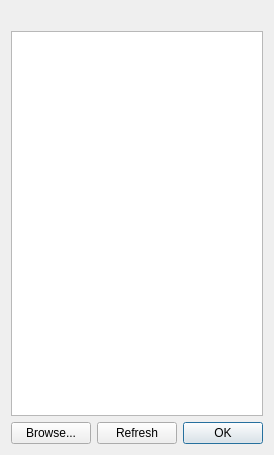
First picture: the form in custom/mira/src/cascade/ui/browsedlg.ui, repository mlz-ictrl/nicos, before the edit.
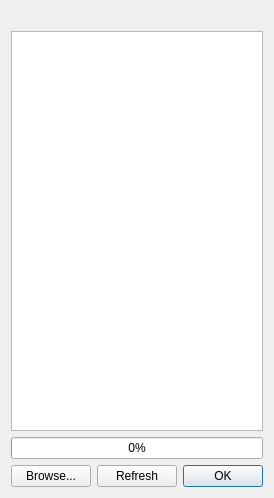
Second picture: the form after the edit.

Commit message: cascade viewer: ...and a progress bar

What changed in the file:
```diff
--- a/custom/mira/src/cascade/ui/browsedlg.ui
+++ b/custom/mira/src/cascade/ui/browsedlg.ui
@@ -7,7 +7,7 @@
     <x>0</x>
     <y>0</y>
     <width>219</width>
-    <height>455</height>
+    <height>498</height>
    </rect>
   </property>
   <property name="windowTitle">
@@ -24,7 +24,7 @@
    <item row="1" column="0" colspan="3">
     <widget class="QListWidget" name="listFiles"/>
    </item>
-   <item row="2" column="0">
+   <item row="3" column="0">
     <widget class="QPushButton" name="btnBrowse">
      <property name="sizePolicy">
       <sizepolicy hsizetype="Minimum" vsizetype="Preferred">
@@ -37,7 +37,7 @@
      </property>
     </widget>
    </item>
-   <item row="2" column="2">
+   <item row="3" column="2">
     <widget class="QDialogButtonBox" name="buttonBox">
      <property name="orientation">
       <enum>Qt::Horizontal</enum>
@@ -47,7 +47,7 @@
      </property>
     </widget>
    </item>
-   <item row="2" column="1">
+   <item row="3" column="1">
     <widget class="QPushButton" name="btnRefresh">
      <property name="sizePolicy">
       <sizepolicy hsizetype="Minimum" vsizetype="Preferred">
@@ -60,6 +60,16 @@
      </property>
     </widget>
    </item>
+   <item row="2" column="0" colspan="3">
+    <widget class="QProgressBar" name="progressBar">
+     <property name="maximum">
+      <number>107</number>
+     </property>
+     <property name="value">
+      <number>0</number>
+     </property>
+    </widget>
+   </item>
   </layout>
  </widget>
  <resources/>
```
The commit also changes 1 other file.
